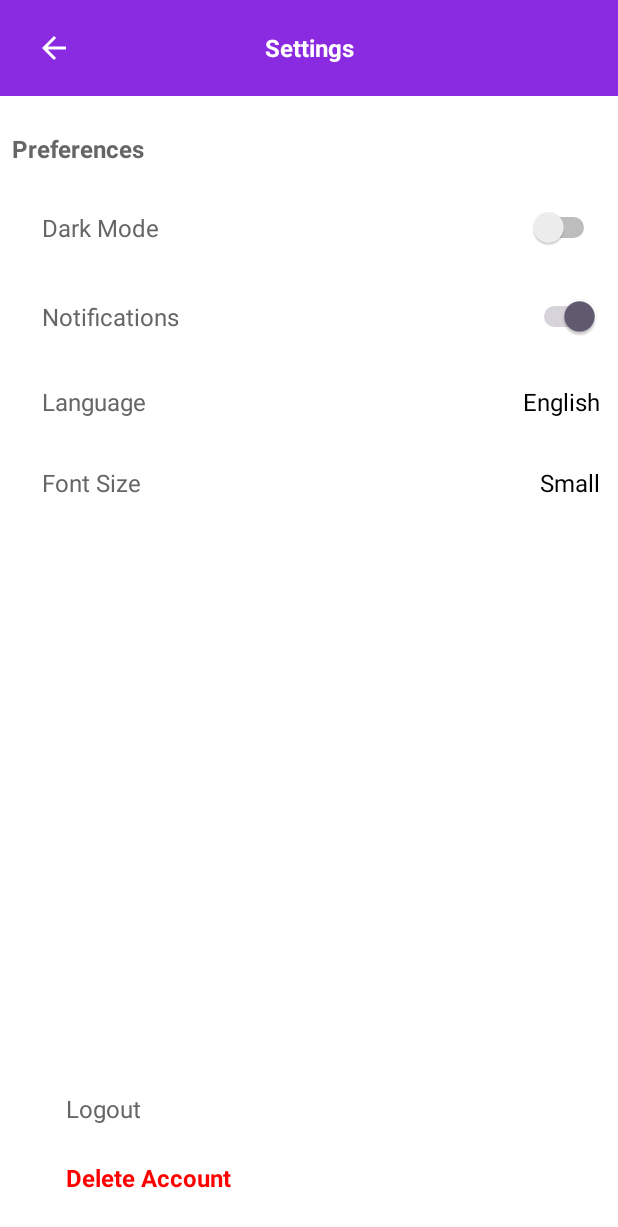
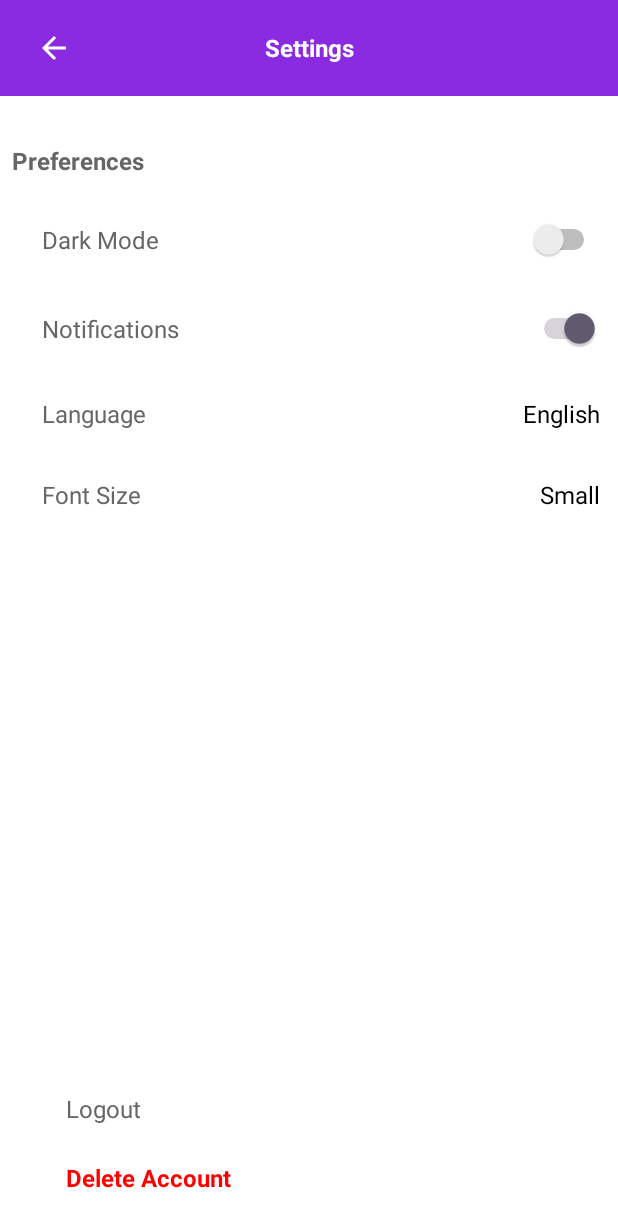
Before and after one commit to zec0816/MADHelpafriend, an Android app: the SettingsProfile screen opened directly, with no data from a screen before it, on a phone screen of 412 x 824 dp. Shown: the top 1227 px of the screen. Run offline under Robolectric (Android 15) with nearby library versions, the phone set to English and light mode, and no system bars.

Commit message:
edit translation text

```diff
--- a/app/src/main/res/layout/activity_edit_settings.xml
+++ b/app/src/main/res/layout/activity_edit_settings.xml
@@ -35,28 +35,31 @@
             android:layout_width="wrap_content"
             android:layout_height="wrap_content"
             android:layout_gravity="center"
-            android:text="Settings"
+            android:text="@string/settings_title"
             android:textColor="@android:color/white"
             android:textSize="20sp"
             android:textStyle="bold" />
     </androidx.appcompat.widget.Toolbar>
 
     <!-- Preferences Section Label -->
+
+    <!-- Dark Mode Setting -->
+
     <TextView
         android:id="@+id/preferencesLabel"
         android:layout_width="0dp"
         android:layout_height="wrap_content"
+        android:layout_marginTop="24dp"
         android:padding="8dp"
         android:text="@string/preferences"
         android:textColor="#666666"
         android:textSize="20sp"
         android:textStyle="bold"
-        app:layout_constraintTop_toBottomOf="@id/toolbar"
+        app:layout_constraintEnd_toEndOf="parent"
+        app:layout_constraintHorizontal_bias="1.0"
         app:layout_constraintStart_toStartOf="parent"
-        app:layout_constraintEnd_toEndOf="parent"
-        android:layout_marginTop="16dp" />
+        app:layout_constraintTop_toBottomOf="@id/toolbar" />
 
-    <!-- Dark Mode Setting -->
     <LinearLayout
         android:id="@+id/darkModeOption"
         android:layout_width="0dp"
@@ -134,7 +137,7 @@
             android:layout_height="wrap_content"
             android:layout_weight="1"
             android:layout_marginStart="16dp"
-            android:text="Language"
+            android:text="@string/language"
             android:textColor="#666666"
             android:textSize="18sp" />
 
@@ -166,7 +169,7 @@
             android:layout_height="wrap_content"
             android:layout_weight="1"
             android:layout_marginStart="16dp"
-            android:text="Font Size"
+            android:text="@string/font_size"
             android:textColor="#666666"
             android:textSize="18sp" />
 
```
